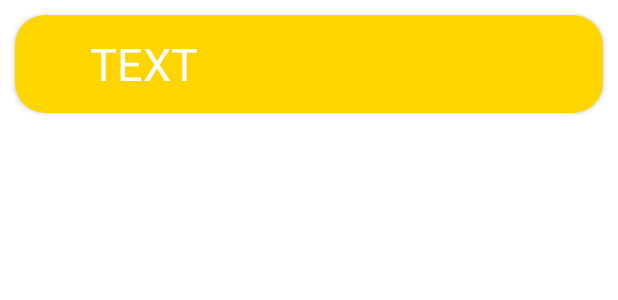
After one commit to RandomServant/FRIENDLY-FIRE-Tasks, an Android app: the layout favourite_task_layout.xml on its own in the app's theme, with its tools: preview values and no code run, on a phone screen of 412 x 824 dp. The commit adds this screen. Shown: the top 300 px of the screen. Run offline under Robolectric (Android 15) with nearby library versions, the phone set to English and light mode, and no system bars.

Commit message:
Добавлено отображение избрана ли задача

```diff
--- /dev/null
+++ b/app/src/main/res/layout/favourite_task_layout.xml
@@ -0,0 +1,22 @@
+<?xml version="1.0" encoding="utf-8"?>
+<androidx.cardview.widget.CardView xmlns:android="http://schemas.android.com/apk/res/android"
+    android:layout_width="match_parent"
+    android:layout_height="65dp"
+    xmlns:app="http://schemas.android.com/apk/res-auto"
+    android:backgroundTint="@color/favorite"
+    app:cardCornerRadius="20dp"
+    android:layout_margin="10dp">
+
+    <TextView
+        android:id="@+id/name"
+        android:layout_width="match_parent"
+        android:layout_height="match_parent"
+        android:text="TEXT"
+        android:gravity="center_vertical"
+        android:layout_marginHorizontal="50dp"
+        android:textColor="@color/white"
+        android:textSize="30sp">
+
+    </TextView>
+
+</androidx.cardview.widget.CardView>
--- a/app/src/main/res/values/colors.xml
+++ b/app/src/main/res/values/colors.xml
@@ -4,6 +4,7 @@
     <color name="purple_500">#E17521</color>
     <color name="purple_700">#8A4611</color>
     <color name="teal_200">#FF7000</color>
+    <color name="favorite">#FFD500</color>
     <color name="teal_700">#E17521</color>
     <color name="black">#FF000000</color>
     <color name="white">#FFFFFFFF</color>
```
Also changed, not shown: app/src/main/java/com/maskalor/myapplication/domain/usecase/ChangeFavoriteState.kt (added, +11 -0 lines), app/src/main/java/com/maskalor/myapplication/presentation/TaskListAdapter.kt (+38 -1 lines), app/src/main/java/com/maskalor/myapplication/presentation/TaskListFragment.kt (+9 -15 lines), app/src/main/java/com/maskalor/myapplication/presentation/TaskListViewModel.kt (+8 -0 lines).
